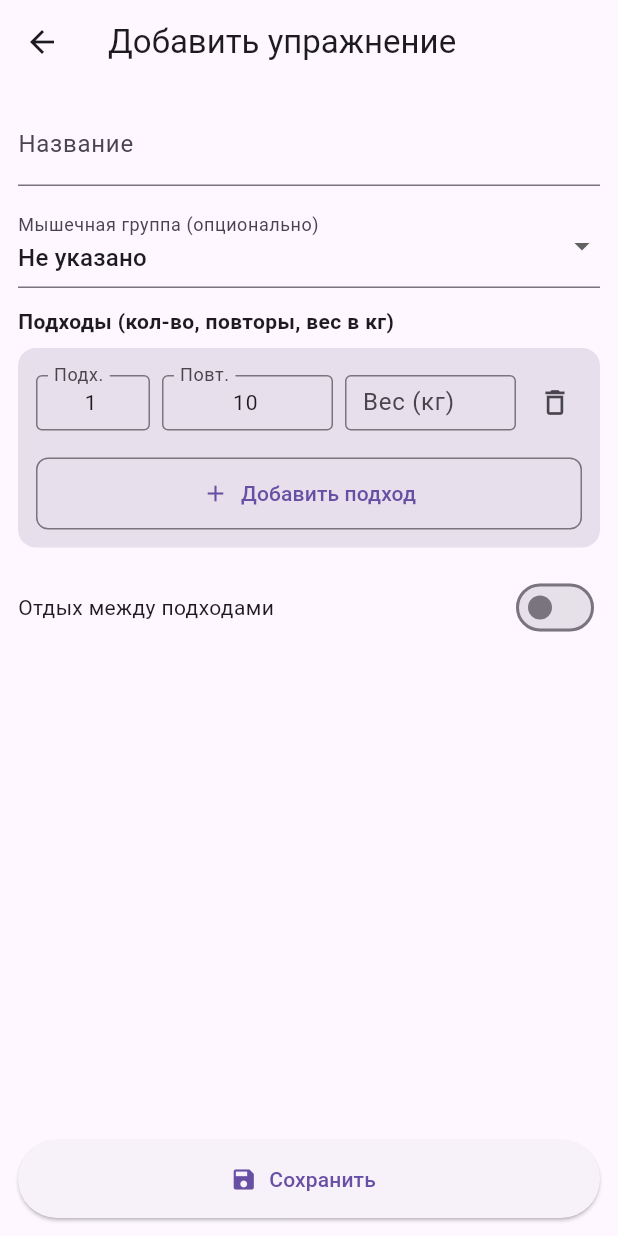
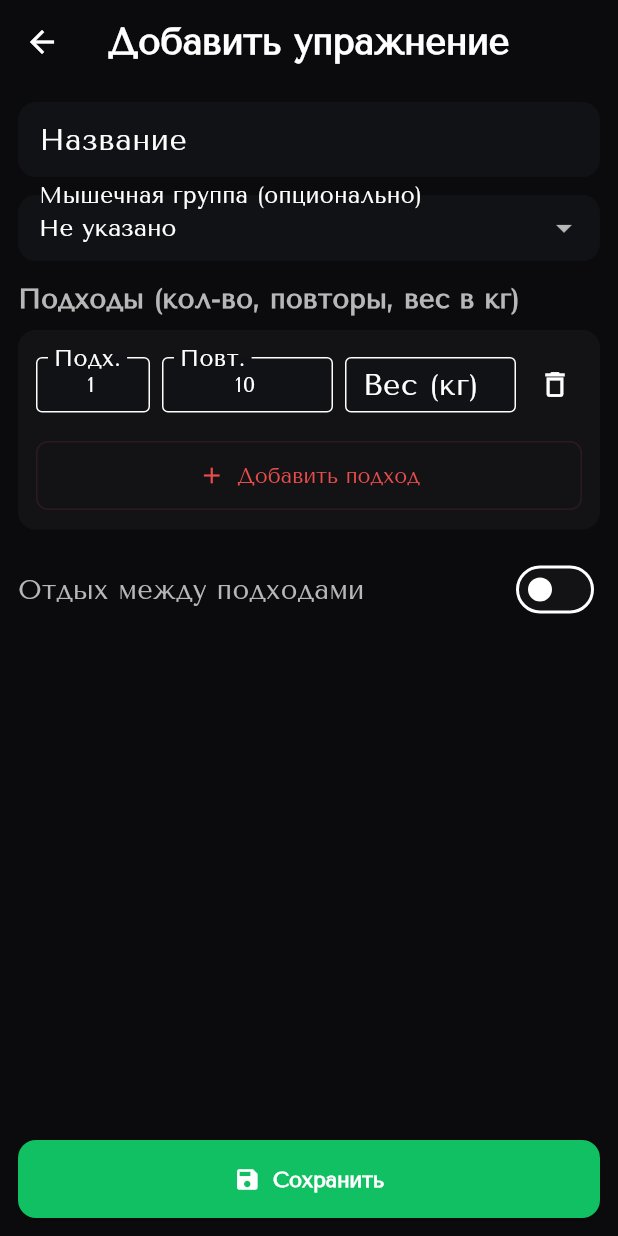
Before and after one commit to sanya1am/sports_diary, a Flutter app: the ExerciseAddScreen screen opened directly, on a phone screen of 412 x 824 dp. Run offline on Flutter 3.47's test engine with Material 3 defaults, Android fonts, the phone set to English and light mode, and no system bars; our stand-ins replace flutter_riverpod, hive, hive_flutter; accounts and stored records are empty.

Commit message:
Design - Create theme

```diff
--- /dev/null
+++ b/lib/core/theme/app_theme.dart
@@ -0,0 +1,84 @@
+import 'package:flutter/material.dart';
+import 'design_tokens.dart';
+
+final ThemeData darkTheme = ThemeData(
+  brightness: Brightness.dark,
+  fontFamily: 'TenorSans', // <- основной шрифт (family из pubspec.yaml)
+  scaffoldBackgroundColor: DT.bg,
+  primaryColor: DT.accentRed,
+  colorScheme: ColorScheme.dark(
+    primary: DT.accentRed,
+    secondary: DT.accentGreen,
+    background: DT.bg,
+    surface: DT.surface,
+    onPrimary: DT.textPrimary,
+    onSurface: DT.textPrimary,
+  ),
+
+  // Typography — увеличенные размеры (подправь по вкусу)
+  textTheme: TextTheme(
+    displayLarge: const TextStyle(fontFamily: 'TenorSans', fontSize: 42, fontWeight: FontWeight.w700, color: DT.textPrimary), // H1
+    headlineMedium: const TextStyle(fontFamily: 'TenorSans', fontSize: 30, fontWeight: FontWeight.w700, color: DT.textPrimary), // H2
+    titleLarge: const TextStyle(fontFamily: 'TenorSans', fontSize: 26, fontWeight: FontWeight.w600, color: DT.textPrimary), // H3
+    bodyLarge: const TextStyle(fontFamily: 'TenorSans', fontSize: 20, fontWeight: FontWeight.w400, color: DT.textPrimary),
+    bodyMedium: const TextStyle(fontFamily: 'TenorSans', fontSize: 18, fontWeight: FontWeight.w400, color: DT.textSecondary),
+    labelSmall: const TextStyle(fontFamily: 'TenorSans', fontSize: 14, fontWeight: FontWeight.w400, color: DT.muted),
+  ),
+
+  // AppBar
+  appBarTheme: AppBarTheme(
+    elevation: 0,
+    backgroundColor: Colors.transparent,
+    titleTextStyle: const TextStyle(fontFamily: 'TenorSans', fontSize: 24, fontWeight: FontWeight.w700, color: DT.textPrimary),
+    iconTheme: const IconThemeData(color: DT.textPrimary),
+  ),
+
+  cardTheme: CardThemeData(
+    color: DT.surface,
+    elevation: 6,
+    margin: const EdgeInsets.symmetric(vertical: 8, horizontal: 16),
+    shape: RoundedRectangleBorder(borderRadius: BorderRadius.circular(DT.radiusMedium)),
+  ),
+
+  elevatedButtonTheme: ElevatedButtonThemeData(
+    style: ElevatedButton.styleFrom(
+      backgroundColor: DT.accentGreen,
+      foregroundColor: DT.textPrimary,
+      shape: RoundedRectangleBorder(borderRadius: BorderRadius.circular(12)),
+      padding: const EdgeInsets.symmetric(vertical: 14, horizontal: 16),
+      textStyle: const TextStyle(fontFamily: 'TenorSans', fontWeight: FontWeight.w600),
+    ),
+  ),
+
+  outlinedButtonTheme: OutlinedButtonThemeData(
+    style: OutlinedButton.styleFrom(
+      side: BorderSide(color: DT.accentRed.withOpacity(0.12)),
+      shape: RoundedRectangleBorder(borderRadius: BorderRadius.circular(12)),
+      textStyle: const TextStyle(fontFamily: 'TenorSans'),
+    ),
+  ),
+
+  inputDecorationTheme: InputDecorationTheme(
+    isDense: true,
+    filled: true,
+    fillColor: const Color(0xFF101215),
+    border: OutlineInputBorder(borderRadius: BorderRadius.circular(12), borderSide: BorderSide.none),
+    contentPadding: const EdgeInsets.symmetric(horizontal: 10, vertical: 10),
+    hintStyle: const TextStyle(color: DT.muted, fontFamily: 'TenorSans'),
+  ),
+
+  floatingActionButtonTheme: const FloatingActionButtonThemeData(
+    backgroundColor: DT.accentRed,
+    foregroundColor: DT.textPrimary,
+    elevation: 6,
+  ),
+
+  bottomNavigationBarTheme: const BottomNavigationBarThemeData(
+    backgroundColor: DT.surface,
+    selectedItemColor: DT.accentRed,
+    unselectedItemColor: DT.textSecondary,
+    showUnselectedLabels: false,
+  ),
+
+  iconTheme: const IconThemeData(color: DT.textPrimary),
+);
--- /dev/null
+++ b/lib/core/theme/design_tokens.dart
@@ -0,0 +1,20 @@
+import 'dart:ui';
+
+class DT {
+  static const bg = Color(0xFF0B0B0D);
+  static const surface = Color(0xFF131316);
+  static const cardElev = Color(0x0A000000);
+  static const accentRed = Color(0xFFEA4C4C);
+  static const accentGreen = Color(0xFF10C063);
+  static const textPrimary = Color(0xFFFFFFFF);
+  static const textSecondary = Color(0xFFB7B7B7);
+  static const muted = Color(0xFF8A8A8A);
+  static const divider = Color(0x1FFFFFFF);
+  static const cardLeftAccent = Color(0xFFE23A3A);
+
+  static const radiusBig = 18.0;
+  static const radiusMedium = 12.0;
+  static const spacingXS = 4.0;
+  static const spacingS = 8.0;
+  static const spacing = 16.0;
+}
--- a/lib/main.dart
+++ b/lib/main.dart
@@ -2,6 +2,7 @@ import 'package:flutter/material.dart';
 import 'package:flutter_riverpod/flutter_riverpod.dart';
 import 'package:flutter_riverpod/legacy.dart';
 import 'package:hive_flutter/hive_flutter.dart';
+import 'package:sports_diary/core/theme/app_theme.dart';
 import 'package:sports_diary/presentation/features/calendar/view/calendar_screen.dart';
 import 'package:sports_diary/presentation/features/profile/view/profile_screen.dart';
 import 'package:sports_diary/presentation/features/programs/view/program_screen.dart';
@@ -41,10 +42,11 @@ class WorkoutDiaryApp extends ConsumerWidget {
 
     return MaterialApp(
       title: 'Workout Diary',
-      theme: ThemeData(
-        primarySwatch: Colors.indigo,
-        useMaterial3: true,
-      ),
+      // theme: ThemeData(
+      //   primarySwatch: Colors.indigo,
+      //   useMaterial3: true,
+      // ),
+      theme: darkTheme,
       home: Scaffold(
         body: IndexedStack(
           index: currentIndex,
--- a/pubspec.yaml
+++ b/pubspec.yaml
@@ -44,6 +44,7 @@ dependencies:
   intl: ^0.20.2
   freezed_annotation: ^3.1.0
   shared_preferences: ^2.1.0
+  google_fonts: ^6.3.2
 
 dev_dependencies:
   flutter_test:
@@ -68,6 +69,11 @@ flutter:
   # included with your application, so that you can use the icons in
   # the material Icons class.
   uses-material-design: true
+  fonts:
+    - family: TenorSans
+      fonts:
+        - asset: assets/fonts/TenorSans-Regular.ttf
+          weight: 400
 
   # To add assets to your application, add an assets section, like this:
   # assets:
```
Also changed, not shown: assets/fonts/TenorSans-Regular.ttf (added), pubspec.lock.
